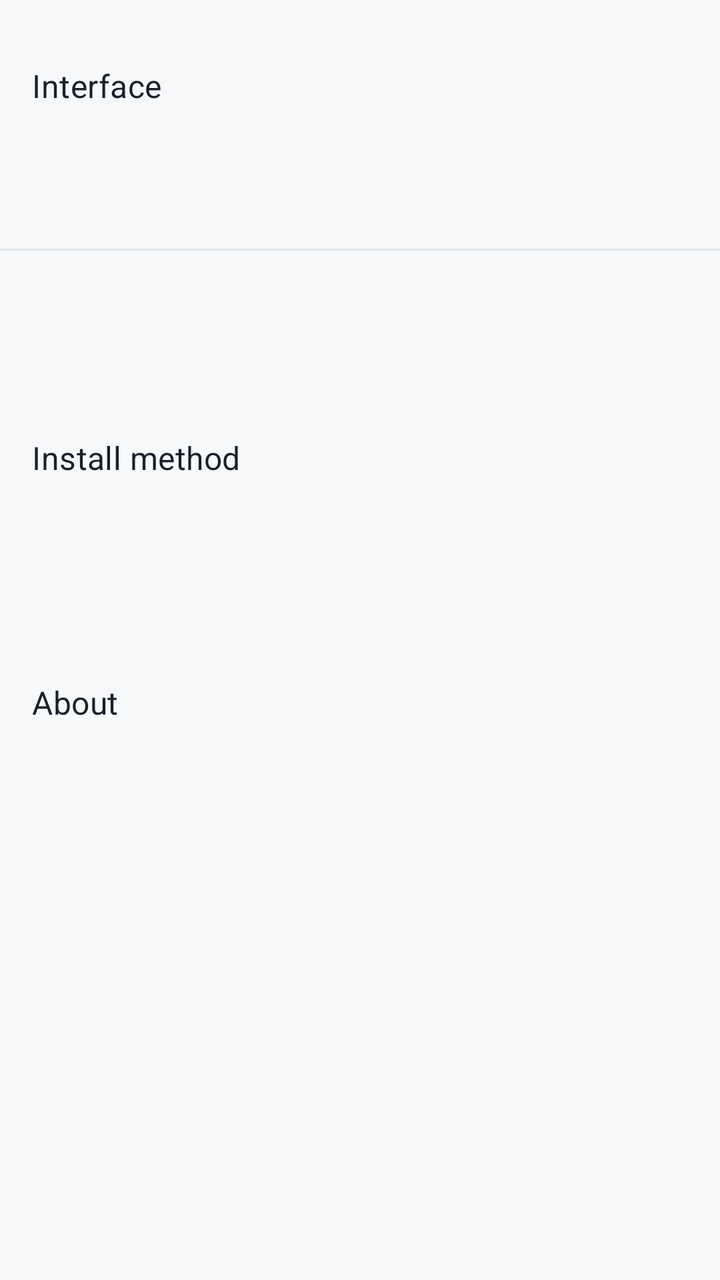
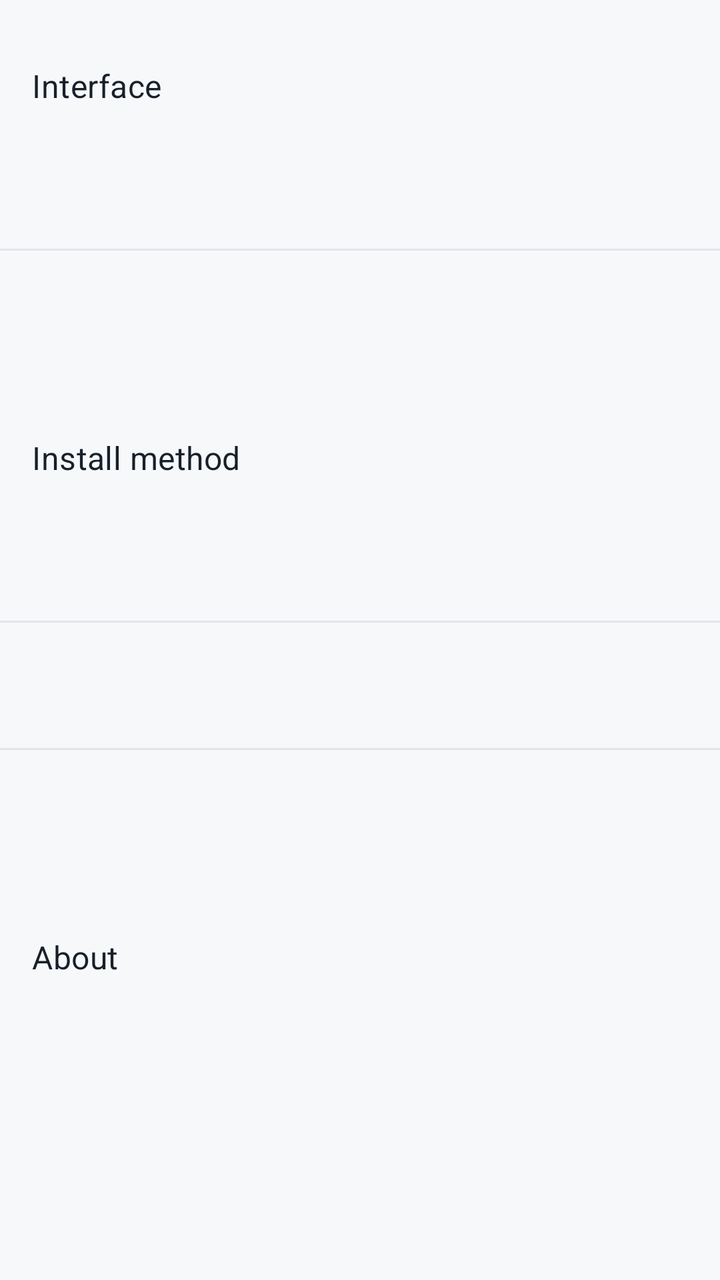

Compare the two renders of this Android layout. The source of the first and the diff that turns it into the second are given below.
<!-- AndroidManifest.xml: application theme Theme.Installer -->
<!-- res/layout/content_settings.xml -->
<?xml version="1.0" encoding="utf-8"?>
<ScrollView xmlns:android="http://schemas.android.com/apk/res/android"
    android:layout_width="match_parent"
    android:layout_height="match_parent"
    android:clipToPadding="false"
    android:fillViewport="true">

    <LinearLayout
        android:layout_width="match_parent"
        android:layout_height="wrap_content"
        android:orientation="vertical"
        android:paddingTop="@dimen/space_8"
        android:paddingBottom="@dimen/space_18">

        <TextView
            style="@style/OpenJbdSectionTitle"
            android:paddingStart="@dimen/space_16"
            android:paddingEnd="@dimen/space_16"
            android:text="@string/settings_group_interface" />

        <LinearLayout
            android:layout_width="match_parent"
            android:layout_height="wrap_content"
            android:layout_marginBottom="@dimen/space_6"
            android:divider="@drawable/divider_card_stroke"
            android:orientation="vertical"
            android:showDividers="middle">

            <include
                android:id="@+id/settingsThemeRow"
                layout="@layout/row_installer_setting_item" />

            <include
                android:id="@+id/settingsLanguageRow"
                layout="@layout/row_installer_setting_item" />
        </LinearLayout>

        <TextView
            style="@style/OpenJbdSectionTitle"
            android:paddingStart="@dimen/space_16"
            android:paddingEnd="@dimen/space_16"
            android:text="@string/settings_group_install_method" />

        <LinearLayout
            android:layout_width="match_parent"
            android:layout_height="wrap_content"
            android:layout_marginBottom="@dimen/space_6"
            android:divider="@drawable/divider_card_stroke"
            android:orientation="vertical"
            android:showDividers="middle">

            <include
                android:id="@+id/settingsInstallModeRow"
                layout="@layout/row_installer_setting_item" />
        </LinearLayout>

        <TextView
            style="@style/OpenJbdSectionTitle"
            android:paddingStart="@dimen/space_16"
            android:paddingEnd="@dimen/space_16"
            android:text="@string/settings_group_about" />

        <LinearLayout
            android:layout_width="match_parent"
            android:layout_height="wrap_content"
            android:divider="@drawable/divider_card_stroke"
            android:orientation="vertical"
            android:showDividers="middle">

            <include
                android:id="@+id/settingsAboutRow"
                layout="@layout/row_installer_setting_item" />
        </LinearLayout>
    </LinearLayout>
</ScrollView>
<!-- res/layout/row_installer_setting_item.xml (included above) -->
<?xml version="1.0" encoding="utf-8"?>
<LinearLayout xmlns:android="http://schemas.android.com/apk/res/android"
    xmlns:app="http://schemas.android.com/apk/res-auto"
    style="@style/Widget.Installer.SettingRow">

    <ImageView
        android:id="@+id/settingIcon"
        android:layout_width="@dimen/icon_size_24"
        android:layout_height="@dimen/icon_size_24"
        android:layout_marginEnd="@dimen/space_16"
        android:contentDescription="@null"
        android:importantForAccessibility="no"
        android:visibility="gone"
        app:tint="@color/icon_default" />

    <LinearLayout
        android:layout_width="0dp"
        android:layout_height="wrap_content"
        android:layout_marginEnd="@dimen/space_12"
        android:layout_weight="1"
        android:orientation="vertical">

        <TextView
            android:id="@+id/settingTitle"
            android:layout_width="match_parent"
            android:layout_height="wrap_content"
            android:textAppearance="@style/TextAppearance.Installer.ListItemTitle" />

        <TextView
            android:id="@+id/settingSubtitle"
            android:layout_width="match_parent"
            android:layout_height="wrap_content"
            android:paddingTop="@dimen/space_2"
            android:textAppearance="@style/TextAppearance.Installer.ListItemSubtitle" />
    </LinearLayout>

    <ImageView
        android:id="@+id/settingChevron"
        android:layout_width="@dimen/icon_size_24"
        android:layout_height="@dimen/icon_size_24"
        android:contentDescription="@null"
        android:importantForAccessibility="no"
        android:visibility="gone"
        app:tint="@color/icon_default" />
</LinearLayout>
<!-- resources referenced by this layout -->
<resources>
  <color name="icon_default">#34404A</color>
  <dimen name="icon_size_24">24dp</dimen>
  <dimen name="space_12">12dp</dimen>
  <dimen name="space_16">16dp</dimen>
  <dimen name="space_18">18dp</dimen>
  <dimen name="space_2">2dp</dimen>
  <dimen name="space_6">6dp</dimen>
  <dimen name="space_8">8dp</dimen>
  <!-- drawable divider_card_stroke (drawable) -->
  <shape xmlns:android="http://schemas.android.com/apk/res/android">
      <size android:height="1dp" />
      <solid android:color="@color/card_stroke" />
  </shape>
  <string name="settings_group_about">About</string>
  <string name="settings_group_install_method">Install method</string>
  <string name="settings_group_interface">Interface</string>
  <style name="OpenJbdSectionTitle" parent="TextAppearance.Installer.SectionTitle">
          <item name="android:layout_width">match_parent</item>
          <item name="android:layout_height">wrap_content</item>
          <item name="android:paddingTop">@dimen/space_24</item>
          <item name="android:paddingBottom">@dimen/space_8</item>
      </style>
  <style name="TextAppearance.Installer.ListItemSubtitle" parent="TextAppearance.MaterialComponents.Body2">
          <item name="android:textColor">@color/text_secondary</item>
      </style>
  <style name="TextAppearance.Installer.ListItemTitle" parent="TextAppearance.MaterialComponents.Subtitle1">
          <item name="android:textColor">@color/text_primary</item>
      </style>
  <color name="card_stroke">#E1E5EB</color>
  <style name="TextAppearance.Installer.SectionTitle" parent="TextAppearance.MaterialComponents.Subtitle1">
          <item name="android:textColor">@color/text_primary</item>
          <item name="android:fontFamily">sans-serif-medium</item>
      </style>
  <dimen name="space_24">24dp</dimen>
  <color name="text_secondary">#5C6570</color>
  <color name="text_primary">#17202A</color>
  <dimen name="touch_target_min">48dp</dimen>
  <dimen name="space_10">10dp</dimen>
  <color name="primary">#1565C0</color>
  <color name="primary_dark">#0D47A1</color>
  <color name="accent">#00A676</color>
  <color name="app_bg">#F7F8FA</color>
  <color name="surface">#FFFFFF</color>
  <color name="accent_dark">#007A55</color>
  <color name="error">#B00020</color>
  <color name="on_primary">#FFFFFF</color>
  <color name="on_secondary">#000000</color>
  <color name="on_error">#FFFFFF</color>
  <style name="Widget.Installer.Toolbar" parent="Widget.MaterialComponents.Toolbar.Primary">
          <item name="android:background">?attr/colorPrimary</item>
          <item name="titleTextColor">?attr/colorOnPrimary</item>
          <item name="subtitleTextColor">?attr/colorOnPrimary</item>
          <item name="navigationIconTint">?attr/colorOnPrimary</item>
          <item name="itemIconTint">?attr/colorOnPrimary</item>
          <item name="elevation">4dp</item>
      </style>
  <style name="Widget.Installer.Card" parent="Widget.MaterialComponents.CardView">
          <item name="cardBackgroundColor">@color/surface_elevation_2</item>
          <item name="strokeWidth">0dp</item>
          <item name="cardCornerRadius">4dp</item>
          <item name="cardElevation">2dp</item>
          <item name="cardUseCompatPadding">true</item>
      </style>
  <style name="Widget.Installer.BottomNavigation" parent="Widget.MaterialComponents.BottomNavigationView">
          <item name="backgroundTint">?attr/colorSurface</item>
          <item name="itemIconTint">@color/nav_item_tint</item>
          <item name="itemTextColor">@color/nav_item_tint</item>
          <item name="itemRippleColor">@color/control_ripple</item>
          <item name="labelVisibilityMode">labeled</item>
          <item name="elevation">8dp</item>
      </style>
  <color name="surface_elevation_2">#FFFFFF</color>
</resources>

<!-- the commit's change to res/layout/content_settings.xml (unified diff, before → after) -->
@@ -51,6 +51,14 @@
 
             <include
                 android:id="@+id/settingsInstallModeRow"
+                layout="@layout/row_installer_setting_item" />
+
+            <include
+                android:id="@+id/settingsShizukuStatusRow"
+                layout="@layout/row_installer_setting_item" />
+
+            <include
+                android:id="@+id/settingsRootStatusRow"
                 layout="@layout/row_installer_setting_item" />
         </LinearLayout>
 
